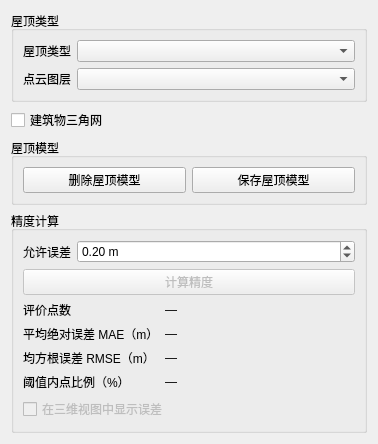
First picture: the form in roofedit.ui, repository 531985836-cpu/building_edit_manager, before the edit.
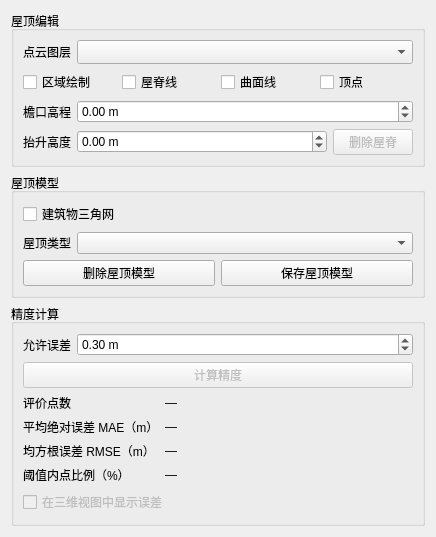
Second picture: the form after the edit.

Commit message: 发布版本 1.3.0，完善交互式屋顶编辑

```diff
--- a/roofedit.ui
+++ b/roofedit.ui
@@ -6,34 +6,21 @@
    <rect>
     <x>0</x>
     <y>0</y>
-    <width>378</width>
-    <height>375</height>
+    <width>436</width>
+    <height>454</height>
    </rect>
   </property>
   <property name="windowTitle">
    <string>屋顶编辑</string>
   </property>
-  <layout class="QVBoxLayout" name="verticalLayout">
+  <layout class="QVBoxLayout" name="verticalLayout" stretch="0,1,0">
    <item>
     <widget class="QGroupBox" name="roofTypeGroup">
      <property name="title">
-      <string>屋顶类型</string>
+      <string>屋顶编辑</string>
      </property>
-     <layout class="QFormLayout" name="formLayout">
+     <layout class="QGridLayout" name="roofEditingLayout" columnstretch="0,1">
       <item row="0" column="0">
-       <widget class="QLabel" name="roofTypeLabel">
-        <property name="text">
-         <string>屋顶类型</string>
-        </property>
-        <property name="buddy">
-         <cstring>roofTypeComboBox</cstring>
-        </property>
-       </widget>
-      </item>
-      <item row="0" column="1">
-       <widget class="QComboBox" name="roofTypeComboBox"/>
-      </item>
-      <item row="1" column="0">
        <widget class="QLabel" name="pointCloudLabel">
         <property name="text">
          <string>点云图层</string>
@@ -43,39 +30,200 @@
         </property>
        </widget>
       </item>
-      <item row="1" column="1">
-       <widget class="QComboBox" name="pointCloudComboBox"/>
+      <item row="0" column="1">
+       <widget class="QComboBox" name="pointCloudComboBox">
+        <property name="sizeAdjustPolicy">
+         <enum>QComboBox::AdjustToMinimumContentsLengthWithIcon</enum>
+        </property>
+        <property name="minimumContentsLength">
+         <number>16</number>
+        </property>
+       </widget>
+      </item>
+      <item row="1" column="0" colspan="2">
+       <layout class="QHBoxLayout" name="drawingModeLayout" stretch="1,1,1,1">
+        <item>
+         <widget class="QCheckBox" name="drawRegionCheckBox">
+          <property name="toolTip">
+           <string>右键选区，按 Esc 或右键点轮廓外退出选区。左键落点，Alt＋左键沿已有边界绘制。选区后滚轮调檐口。</string>
+          </property>
+          <property name="text">
+           <string>区域绘制</string>
+          </property>
+         </widget>
+        </item>
+        <item>
+         <widget class="QCheckBox" name="drawRidgeCheckBox">
+          <property name="text">
+           <string>屋脊线</string>
+          </property>
+         </widget>
+        </item>
+        <item>
+         <widget class="QCheckBox" name="drawSurfaceCurveCheckBox">
+          <property name="text">
+           <string>曲面线</string>
+          </property>
+         </widget>
+        </item>
+        <item>
+         <widget class="QCheckBox" name="drawVertexCheckBox">
+          <property name="text">
+           <string>顶点</string>
+          </property>
+         </widget>
+        </item>
+       </layout>
+      </item>
+      <item row="2" column="0">
+       <widget class="QLabel" name="eavesElevationLabel">
+        <property name="text">
+         <string>檐口高程</string>
+        </property>
+        <property name="buddy">
+         <cstring>eavesElevationSpinBox</cstring>
+        </property>
+       </widget>
+      </item>
+      <item row="2" column="1">
+       <widget class="QDoubleSpinBox" name="eavesElevationSpinBox">
+        <property name="suffix">
+         <string> m</string>
+        </property>
+        <property name="decimals">
+         <number>2</number>
+        </property>
+        <property name="minimum">
+         <double>-100000.000000000000000</double>
+        </property>
+        <property name="maximum">
+         <double>100000.000000000000000</double>
+        </property>
+        <property name="singleStep">
+         <double>0.100000000000000</double>
+        </property>
+       </widget>
+      </item>
+      <item row="3" column="0">
+       <widget class="QLabel" name="roofLiftHeightLabel">
+        <property name="text">
+         <string>抬升高度</string>
+        </property>
+        <property name="buddy">
+         <cstring>roofLiftHeightSpinBox</cstring>
+        </property>
+       </widget>
+      </item>
+      <item row="3" column="1">
+       <layout class="QHBoxLayout" name="roofLiftLayout" stretch="1,0">
+        <item>
+         <widget class="QDoubleSpinBox" name="roofLiftHeightSpinBox">
+          <property name="toolTip">
+           <string>相对于檐口的高差。正值凸起，负值凹陷。</string>
+          </property>
+          <property name="suffix">
+           <string> m</string>
+          </property>
+          <property name="decimals">
+           <number>2</number>
+          </property>
+          <property name="minimum">
+           <double>-100000.000000000000000</double>
+          </property>
+          <property name="maximum">
+           <double>100000.000000000000000</double>
+          </property>
+          <property name="singleStep">
+           <double>0.100000000000000</double>
+          </property>
+         </widget>
+        </item>
+        <item>
+         <widget class="QPushButton" name="deleteRidgeButton">
+          <property name="enabled">
+           <bool>false</bool>
+          </property>
+          <property name="text">
+           <string>删除屋脊</string>
+          </property>
+          <property name="toolTip">
+           <string>删除选中区域的屋脊，保留区域和檐口高程。Ctrl+Z 可撤销。</string>
+          </property>
+         </widget>
+        </item>
+       </layout>
       </item>
      </layout>
     </widget>
    </item>
-   <item>
-    <widget class="QCheckBox" name="triangleMeshCheckBox">
-     <property name="text">
-      <string>建筑物三角网</string>
-     </property>
-    </widget>
-   </item>
    <item>
     <widget class="QGroupBox" name="roofGroup">
      <property name="title">
       <string>屋顶模型</string>
      </property>
-     <layout class="QHBoxLayout" name="roofButtonLayout">
+     <layout class="QVBoxLayout" name="roofModelLayout">
       <item>
-       <widget class="QPushButton" name="deleteRoofButton">
+       <widget class="QCheckBox" name="triangleMeshCheckBox">
+        <property name="toolTip">
+         <string>显示屋脊、檐口、坡面交线和建筑轮廓，隐藏面内的三角剖分线。</string>
+        </property>
         <property name="text">
-         <string>删除屋顶模型</string>
+         <string>建筑物三角网</string>
         </property>
        </widget>
       </item>
       <item>
-       <widget class="QPushButton" name="saveRoofButton">
-        <property name="text">
-         <string>保存屋顶模型</string>
+       <widget class="QWidget" name="automaticRoofSettings" native="true">
+        <property name="visible">
+         <bool>false</bool>
         </property>
+        <layout class="QHBoxLayout" name="roofTypeLayout" stretch="0,1">
+         <item>
+          <widget class="QLabel" name="roofTypeLabel">
+           <property name="text">
+            <string>屋顶类型</string>
+           </property>
+           <property name="buddy">
+            <cstring>roofTypeComboBox</cstring>
+           </property>
+          </widget>
+         </item>
+         <item>
+          <widget class="QComboBox" name="roofTypeComboBox"/>
+         </item>
+         <property name="leftMargin">
+          <number>0</number>
+         </property>
+         <property name="topMargin">
+          <number>0</number>
+         </property>
+         <property name="rightMargin">
+          <number>0</number>
+         </property>
+         <property name="bottomMargin">
+          <number>0</number>
+         </property>
+        </layout>
        </widget>
       </item>
+      <item>
+       <layout class="QHBoxLayout" name="roofButtonLayout">
+        <item>
+         <widget class="QPushButton" name="deleteRoofButton">
+          <property name="text">
+           <string>删除屋顶模型</string>
+          </property>
+         </widget>
+        </item>
+        <item>
+         <widget class="QPushButton" name="saveRoofButton">
+          <property name="text">
+           <string>保存屋顶模型</string>
+          </property>
+         </widget>
+        </item>
+       </layout>
+      </item>
      </layout>
     </widget>
    </item>
@@ -121,7 +269,7 @@
            <double>0.050000000000000</double>
           </property>
           <property name="value">
-           <double>0.200000000000000</double>
+           <double>0.300000000000000</double>
           </property>
          </widget>
         </item>
```
Left out of the diff: 26 changed lines with no effect on the pictures. The commit also changes 17 other files.
